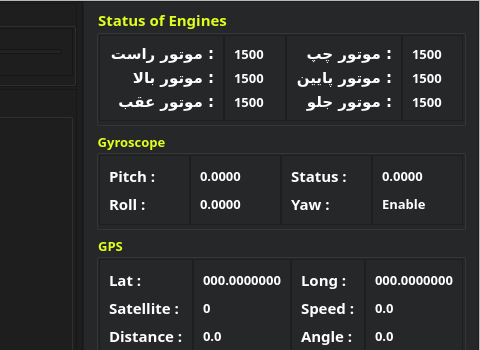
First picture: the form in Controller/mainwindow.ui, repository Alireza-2001/Underwater, before the edit; both pictures show x 733 to 1213 and y 0 to 350 of the 1213 by 690 pixel window.
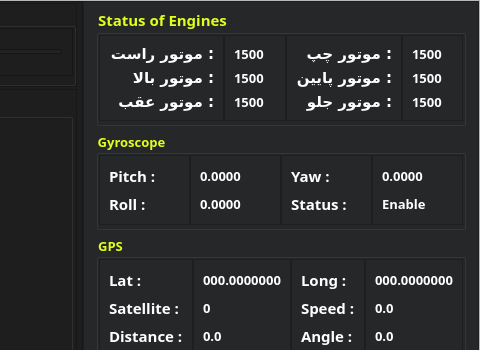
Second picture: the form after the edit.

Patch:
```diff
--- a/Controller/mainwindow.ui
+++ b/Controller/mainwindow.ui
@@ -874,7 +874,7 @@
                </property>
                <layout class="QVBoxLayout" name="verticalLayout_9">
                 <item>
-                 <widget class="QLabel" name="label_7">
+                 <widget class="QLabel" name="label_8">
                   <property name="font">
                    <font>
                     <family>Sahel SemiBold</family>
@@ -886,12 +886,12 @@
                    <string notr="true">color: rgb(255, 255, 255);</string>
                   </property>
                   <property name="text">
-                   <string>Status :</string>
+                   <string>Yaw :</string>
                   </property>
                  </widget>
                 </item>
                 <item>
-                 <widget class="QLabel" name="label_8">
+                 <widget class="QLabel" name="label_7">
                   <property name="font">
                    <font>
                     <family>Sahel SemiBold</family>
@@ -903,7 +903,7 @@
                    <string notr="true">color: rgb(255, 255, 255);</string>
                   </property>
                   <property name="text">
-                   <string>Yaw :</string>
+                   <string>Status :</string>
                   </property>
                  </widget>
                 </item>
```
